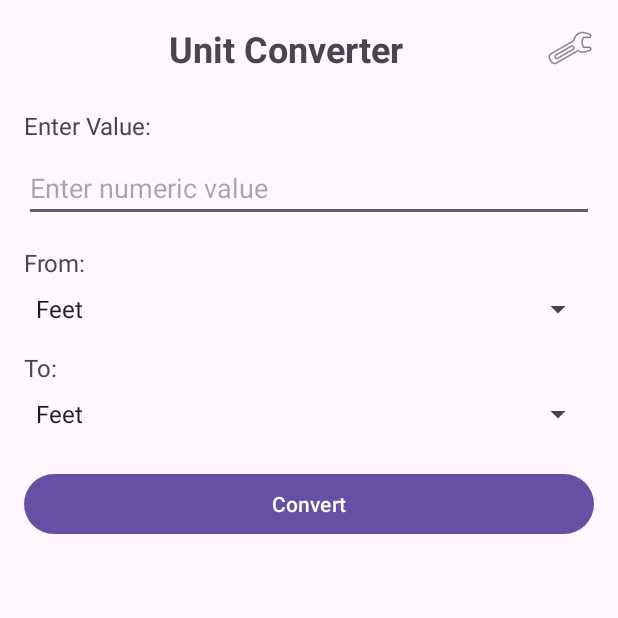
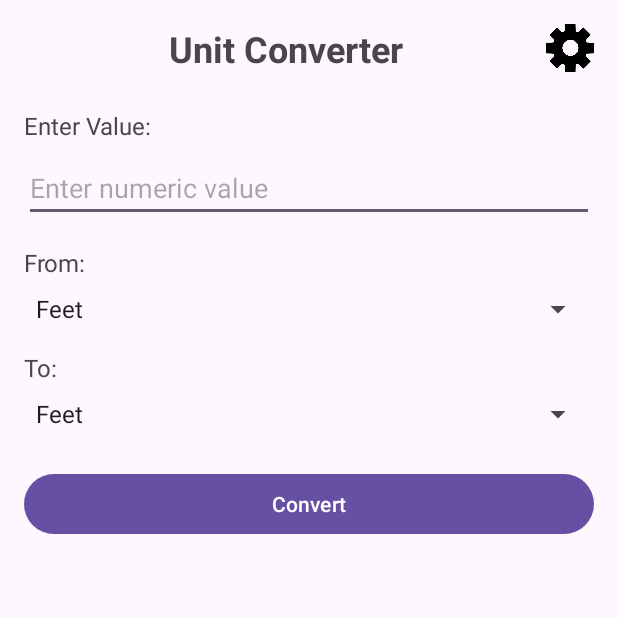
Before and after one commit to Kritavya/MAD_Assignment_2025, an Android app: the screen it shows after launch (MainActivity), on a phone screen of 412 x 824 dp, the top half of it. Run offline under Robolectric (Android 15) with nearby library versions, the phone set to English and light mode, and no system bars.

Commit message:
Added theme-based dynamic settings icon and refined theme logic

```diff
--- a/Q2_ThemeSettings/ThemeSettings/app/src/main/java/com/kritavya/unitconverter/MainActivity.java
+++ b/Q2_ThemeSettings/ThemeSettings/app/src/main/java/com/kritavya/unitconverter/MainActivity.java
@@ -16,6 +16,7 @@ import android.widget.Toast;
 
 import androidx.annotation.NonNull;
 import androidx.appcompat.app.AppCompatActivity;
+import androidx.appcompat.app.AppCompatDelegate;
 
 public class MainActivity extends AppCompatActivity {
 
@@ -65,6 +66,30 @@ public class MainActivity extends AppCompatActivity {
                 startActivity(intent);
             }
         });
+
+        // Set the appropriate icon based on the current theme
+        updateSettingsIcon();
+    }
+
+    @Override
+    protected void onResume() {
+        super.onResume();
+        // Update the settings icon when activity resumes
+        updateSettingsIcon();
+    }
+
+    /**
+     * Updates the settings icon based on the current theme
+     */
+    private void updateSettingsIcon() {
+        int currentNightMode = AppCompatDelegate.getDefaultNightMode();
+        if (currentNightMode == AppCompatDelegate.MODE_NIGHT_YES) {
+            // Dark theme is active
+            imageViewSettings.setImageResource(R.drawable.settings_dark);
+        } else {
+            // Light theme is active
+            imageViewSettings.setImageResource(R.drawable.settings_light);
+        }
     }
 
     @Override
--- a/Q2_ThemeSettings/ThemeSettings/app/src/main/res/layout/activity_main.xml
+++ b/Q2_ThemeSettings/ThemeSettings/app/src/main/res/layout/activity_main.xml
@@ -16,6 +16,7 @@
         android:gravity="center_vertical"
         android:layout_marginBottom="24dp">
 
+
         <TextView
             android:layout_width="0dp"
             android:layout_height="wrap_content"
@@ -29,7 +30,6 @@
             android:id="@+id/imageViewSettings"
             android:layout_width="32dp"
             android:layout_height="32dp"
-            android:src="@android:drawable/ic_menu_preferences"
             android:contentDescription="Settings"/>
     </LinearLayout>
 
```
Also changed, not shown: Q2_ThemeSettings/ThemeSettings/app/src/main/res/drawable/settings_dark.png (added), Q2_ThemeSettings/ThemeSettings/app/src/main/res/drawable/settings_light.png (added).
